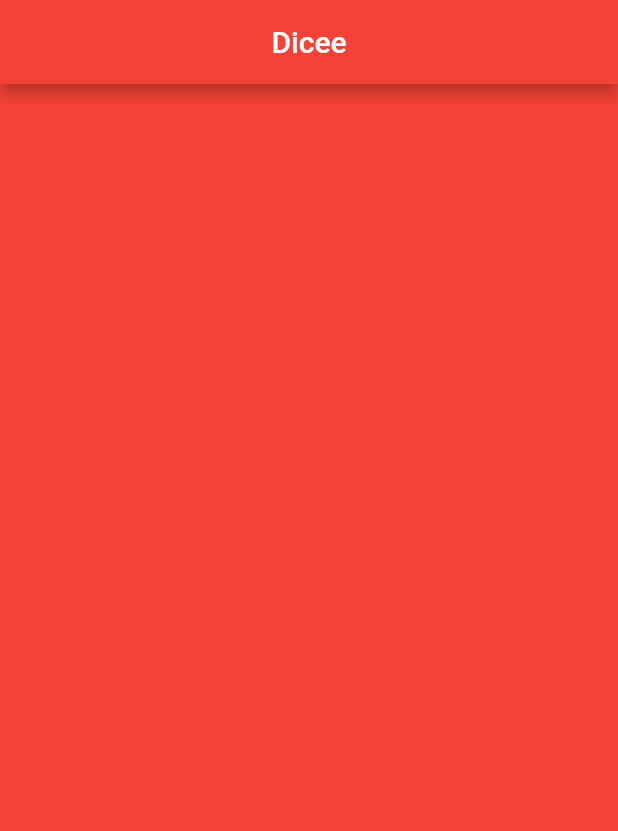
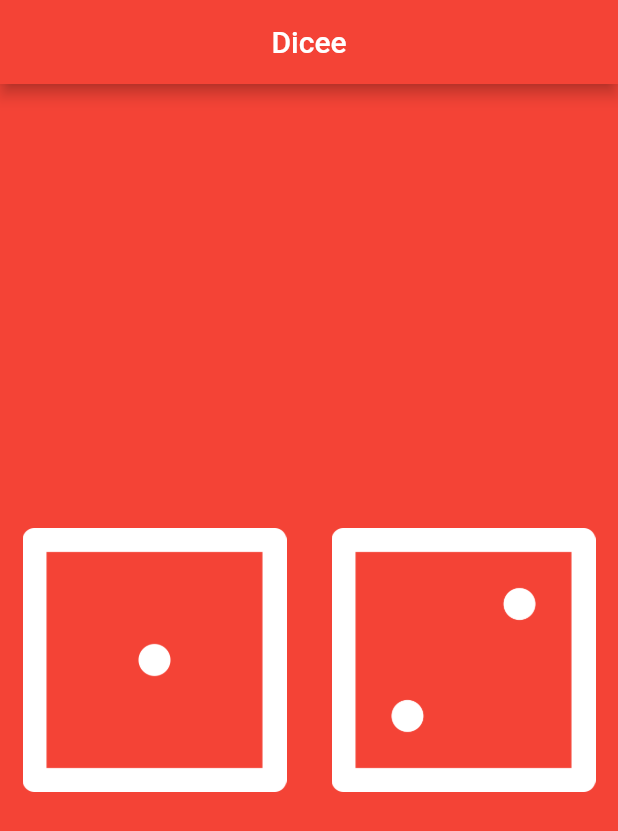
Before and after one commit to Arunachalam0007/SHA-FLUTTER, a Flutter app: the screen it shows after launch, on a phone screen of 412 x 824 dp. Shown: the top 831 px of the screen. Run offline on Flutter 3.47's test engine with Material 2 defaults, Android fonts, the phone set to English and light mode, and no system bars.

Commit message:
Dicee app 1 (Expanded Widget): Added two dicee images using Expanded widget

```diff
--- a/Basics/dicee_flutter_app/lib/main.dart
+++ b/Basics/dicee_flutter_app/lib/main.dart
@@ -20,6 +20,23 @@
 class DicePage extends StatelessWidget {
   @override
   Widget build(BuildContext context) {
-    return Container();
+    return Center(
+      child: Row(
+        children: [
+          Expanded(
+            child: Padding(
+              padding: const EdgeInsets.all(15.0),
+              child: Image.asset('images/dice1.png'),
+            ),
+          ),
+          Expanded(
+            child: Padding(
+              padding: const EdgeInsets.all(15.0),
+              child: Image.asset('images/dice2.png'),
+            ),
+          ),
+        ],
+      ),
+    );
   }
 }
```
Also changed, not shown: Basics/dicee_flutter_app/Dicee App Screenshots/Dicee app 1 (Expanded Widget).PNG (added).
